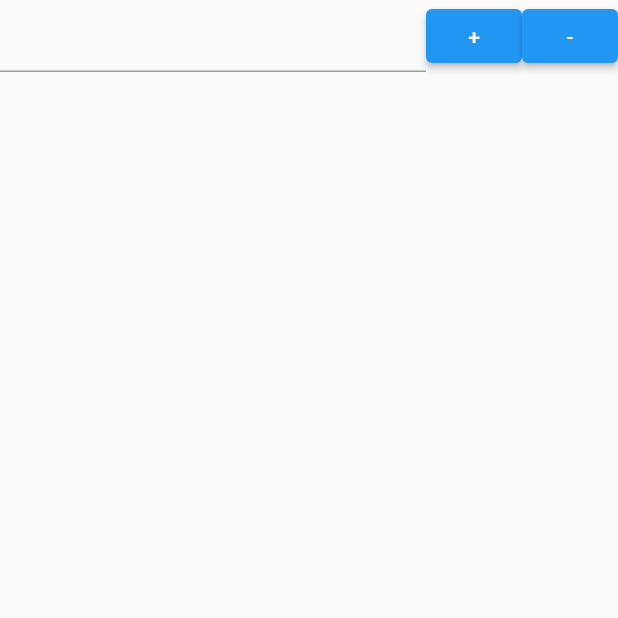
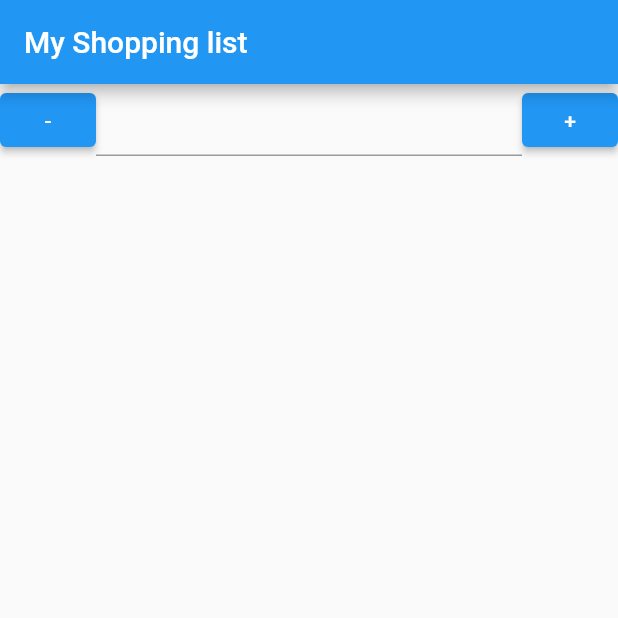
Before and after one commit to Wolfimschafspelz/shopping_list, a Flutter app: the screen it shows after launch, on a phone screen of 412 x 824 dp, the top half of it. Run offline on Flutter 3.47's test engine with Material 2 defaults, Android fonts, the phone set to English and light mode, and no system bars.

```diff
--- a/lib/main.dart
+++ b/lib/main.dart
@@ -9,10 +9,14 @@ class MyApp extends StatelessWidget {
 
   @override
   Widget build(BuildContext context) {
-    return const MaterialApp(
+    return MaterialApp(
       title: 'Shopping List',
       home: Scaffold(
-        body: Center(
+        appBar: AppBar(
+          title: const Text('My Shopping list'),
+        ),
+
+        body: const Center(
           child: ShoppingListView(),
         ),
       ),
--- a/lib/shopping_list.dart
+++ b/lib/shopping_list.dart
@@ -53,7 +53,8 @@ class _ShoppingListViewState extends State<ShoppingListView> {
   Widget build(BuildContext context) {
     return Column(
       children: [
-        ListView.builder(
+        Flexible(
+          child: ListView.builder(
             itemCount: items.length,
             shrinkWrap: true,
             scrollDirection: Axis.vertical,
@@ -61,8 +62,18 @@ class _ShoppingListViewState extends State<ShoppingListView> {
               return items[index];
             },
           ),
+        ),
         Row(
           children: [
+            ElevatedButton(
+                onPressed: () {
+                  setState((){
+                    items.removeWhere((element) => element.item.bought == true);
+                  });
+                },
+                child: const Text('-')
+            ),
+
             Flexible(
               child: TextField(
                 showCursor: true,
@@ -71,8 +82,13 @@ class _ShoppingListViewState extends State<ShoppingListView> {
                 },
               ),
             ),
+
             ElevatedButton(
                 onPressed: () {
+                  if (name == '') {
+                    return;
+                  }
+
                   setState(() {
                     ShoppingItem item = ShoppingItem(false, name, 0);
                     ShoppingListElement toInsert = ShoppingListElement(item: item);
@@ -80,13 +96,6 @@ class _ShoppingListViewState extends State<ShoppingListView> {
                   });
                 },
                 child: const Text('+')),
-            ElevatedButton(
-                onPressed: () {
-                  setState((){
-                    items.removeWhere((element) => element.item.bought == true);
-                  });
-                },
-                child: const Text('-')),
           ],
         ),
       ],
```
Lines whose indentation alone changed are shown as unchanged.
